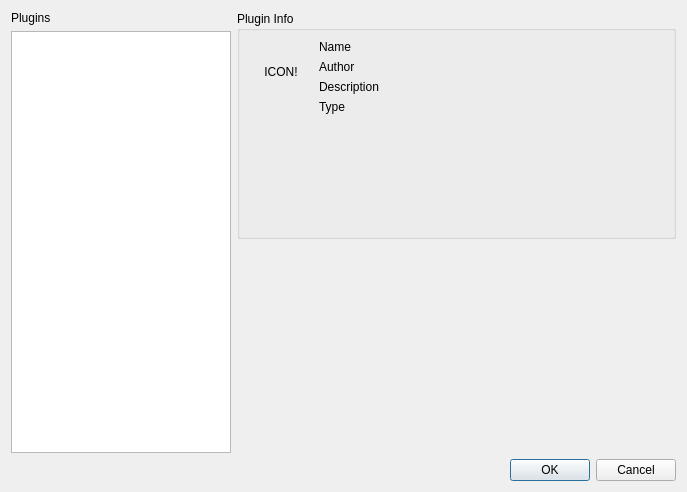
First picture: the form in src/ui/w_PluginManager.ui, repository Qv2ray/Qv2ray, before the edit.
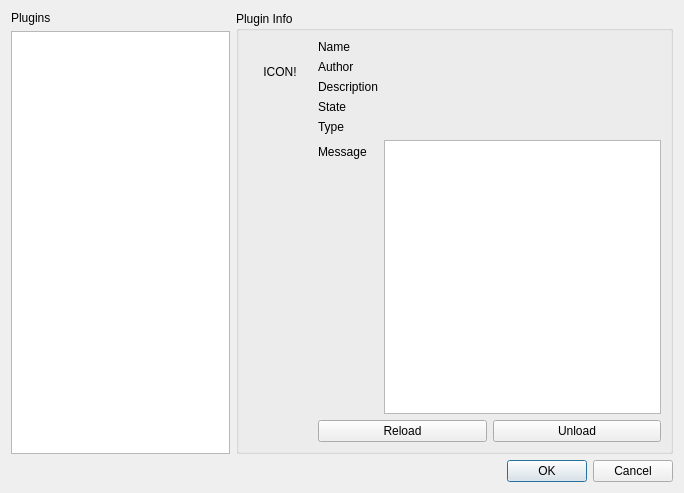
Second picture: the form after the edit.

Diff of the .ui file:
```diff
--- a/src/ui/w_PluginManager.ui
+++ b/src/ui/w_PluginManager.ui
@@ -6,8 +6,8 @@
    <rect>
     <x>0</x>
     <y>0</y>
-    <width>687</width>
-    <height>492</height>
+    <width>684</width>
+    <height>493</height>
    </rect>
   </property>
   <property name="windowTitle">
@@ -17,11 +17,6 @@
    <item row="1" column="0" rowspan="2">
     <widget class="QListWidget" name="pluginListWidget"/>
    </item>
-   <item row="2" column="1">
-    <widget class="QWidget" name="pluginUIWidget" native="true">
-     <layout class="QGridLayout" name="gridLayout_3"/>
-    </widget>
-   </item>
    <item row="3" column="0" colspan="2">
     <widget class="QDialogButtonBox" name="buttonBox">
      <property name="orientation">
@@ -39,7 +34,7 @@
      </property>
     </widget>
    </item>
-   <item row="0" column="1" rowspan="2">
+   <item row="0" column="1" rowspan="3">
     <widget class="QGroupBox" name="groupBox">
      <property name="title">
       <string>Plugin Info</string>
@@ -123,19 +118,65 @@
          </widget>
         </item>
         <item row="3" column="0">
+         <widget class="QLabel" name="label_5">
+          <property name="text">
+           <string>State</string>
+          </property>
+         </widget>
+        </item>
+        <item row="4" column="0">
          <widget class="QLabel" name="label_9">
           <property name="text">
            <string>Type</string>
           </property>
          </widget>
         </item>
-        <item row="3" column="1">
+        <item row="4" column="1">
          <widget class="QLabel" name="pluginTypeLabel">
           <property name="text">
            <string/>
           </property>
          </widget>
         </item>
+        <item row="5" column="0">
+         <widget class="QLabel" name="label_2">
+          <property name="text">
+           <string>Message</string>
+          </property>
+         </widget>
+        </item>
+        <item row="5" column="1">
+         <widget class="QPlainTextEdit" name="pluginStateTxt">
+          <property name="readOnly">
+           <bool>true</bool>
+          </property>
+         </widget>
+        </item>
+        <item row="3" column="1">
+         <widget class="QLabel" name="pluginStateLabel">
+          <property name="text">
+           <string/>
+          </property>
+         </widget>
+        </item>
+        <item row="6" column="0" colspan="2">
+         <layout class="QHBoxLayout" name="horizontalLayout_2">
+          <item>
+           <widget class="QPushButton" name="pushButton_2">
+            <property name="text">
+             <string>Reload</string>
+            </property>
+           </widget>
+          </item>
+          <item>
+           <widget class="QPushButton" name="pushButton">
+            <property name="text">
+             <string>Unload</string>
+            </property>
+           </widget>
+          </item>
+         </layout>
+        </item>
        </layout>
       </item>
      </layout>
```
